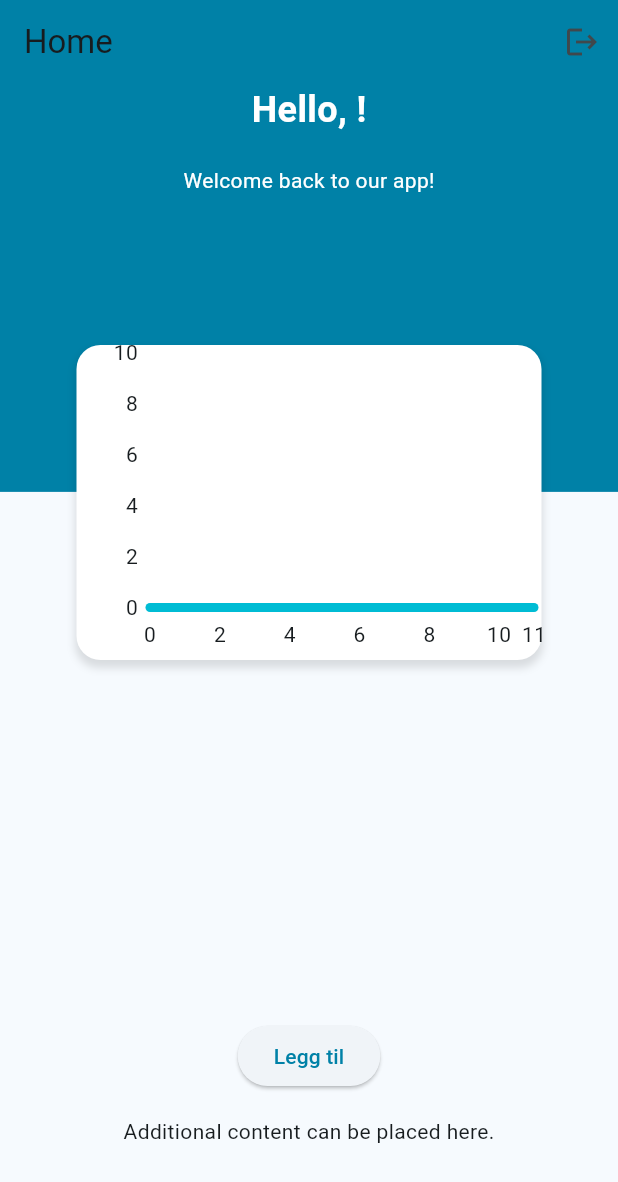
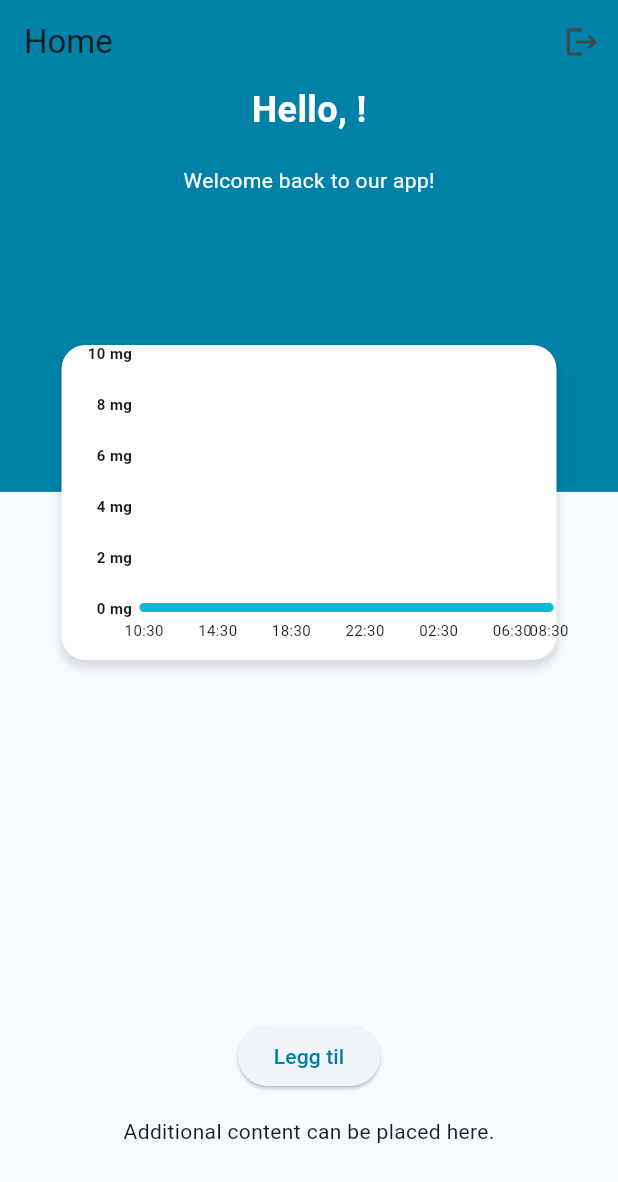
Before and after one commit to quarc0o/caffeine_tracker_app, a Flutter app: the screen it shows once a user with an empty profile is signed in, on a phone screen of 412 x 824 dp. Shown: the top 1182 px of the screen. Run offline on Flutter 3.47's test engine with Material 2 defaults, Android fonts, the phone set to English and light mode, and no system bars; drawn by our look-alikes of fl_chart; our stand-ins replace firebase_auth, firebase_core, firebase_database, fluttertoast; accounts and stored records are empty.

Commit message:
chart looking decent

```diff
--- a/lib/components/Chart.dart
+++ b/lib/components/Chart.dart
@@ -1,10 +1,18 @@
 import 'package:fl_chart/fl_chart.dart';
 import 'package:flutter/material.dart';
+import 'package:intl/intl.dart';
 
 class Chart extends StatelessWidget {
   final List<double> caffeineValues;
 
   const Chart({Key? key, required this.caffeineValues}) : super(key: key);
+
+  String getHourString(int index) {
+    final now = DateTime.now();
+    final targetTime =
+        now.add(Duration(hours: index * 2)); // adding 2 hours for each step
+    return DateFormat('HH:mm').format(targetTime);
+  }
 
   @override
   Widget build(BuildContext context) {
@@ -20,7 +28,7 @@ class Chart extends StatelessWidget {
     if (intervalValue == 0) intervalValue = 1;
 
     return Container(
-      width: 310,
+        width: 330,
         height: 210,
         decoration: BoxDecoration(
           color: Colors.white,
@@ -35,11 +43,11 @@ class Chart extends StatelessWidget {
           ],
         ),
         padding: const EdgeInsets.all(5),
-      child: SizedBox(
-        width: 300,
-        height: 200,
+        child: Align(
+          alignment: Alignment.centerRight,
           child: LineChart(
             LineChartData(
+              clipData: FlClipData.all(),
               backgroundColor: Colors.white,
               gridData: FlGridData(show: false),
               titlesData: FlTitlesData(
@@ -49,6 +57,20 @@ class Chart extends StatelessWidget {
                 ),
                 topTitles: AxisTitles(
                   sideTitles: SideTitles(showTitles: false),
+                ),
+                bottomTitles: AxisTitles(
+                  sideTitles: SideTitles(
+                    showTitles: true,
+                    getTitlesWidget: bottomTitleWidgets,
+                    reservedSize: 30,
+                  ),
+                ),
+                leftTitles: AxisTitles(
+                  sideTitles: SideTitles(
+                    showTitles: true,
+                    getTitlesWidget: leftTitleWidgets,
+                    reservedSize: 50,
+                  ),
                 ),
               ),
               minX: 0,
@@ -70,57 +92,47 @@ class Chart extends StatelessWidget {
               ],
             ),
           ),
-      ),
-    );
+        ));
   }
 }
 
 Widget bottomTitleWidgets(double value, TitleMeta meta) {
-  const style = TextStyle(
+  final style = TextStyle(
+    fontWeight: FontWeight.normal,
+    fontSize: 10,
+  );
+  String getHourString(int index) {
+    final now = DateTime.now();
+    final targetTime =
+        now.add(Duration(hours: index * 2)); // adding 2 hours for each step
+    return DateFormat('HH:mm').format(targetTime);
+  }
+
+  String text = getHourString(value.toInt());
+
+  return SideTitleWidget(
+    axisSide: meta.axisSide,
+    child: Text(text, style: style),
+  );
+}
+
+Widget leftTitleWidgets(double value, TitleMeta meta) {
+  final style = TextStyle(
     fontWeight: FontWeight.bold,
-    fontSize: 16,
+    fontSize: 10,
   );
-  Widget text;
-  switch (value.toInt()) {
-    case 2:
-      text = const Text('MAR', style: style);
-      break;
-    case 5:
-      text = const Text('JUN', style: style);
-      break;
-    case 8:
-      text = const Text('SEP', style: style);
-      break;
-    default:
-      text = const Text('', style: style);
-      break;
+
+  // Format the Y-value as a string
+  String text;
+  if (value % 1 == 0) {
+    // Check if the value is an integer
+    text = '${value.toInt()} mg'; // Convert to integer and add 'K' postfix
+  } else {
+    text = '${value.toStringAsFixed(1)} mg'; // Keep one decimal point if needed
   }
 
   return SideTitleWidget(
     axisSide: meta.axisSide,
-    child: text,
+    child: Text(text, style: style),
   );
 }
-
-Widget leftTitleWidgets(double value, TitleMeta meta) {
-  const style = TextStyle(
-    fontWeight: FontWeight.bold,
-    fontSize: 15,
-  );
-  String text;
-  switch (value.toInt()) {
-    case 1:
-      text = '10K';
-      break;
-    case 3:
-      text = '30k';
-      break;
-    case 5:
-      text = '50k';
-      break;
-    default:
-      return Container();
-  }
-
-  return Text(text, style: style, textAlign: TextAlign.left);
-}
```
Lines whose indentation alone changed are shown as unchanged.
